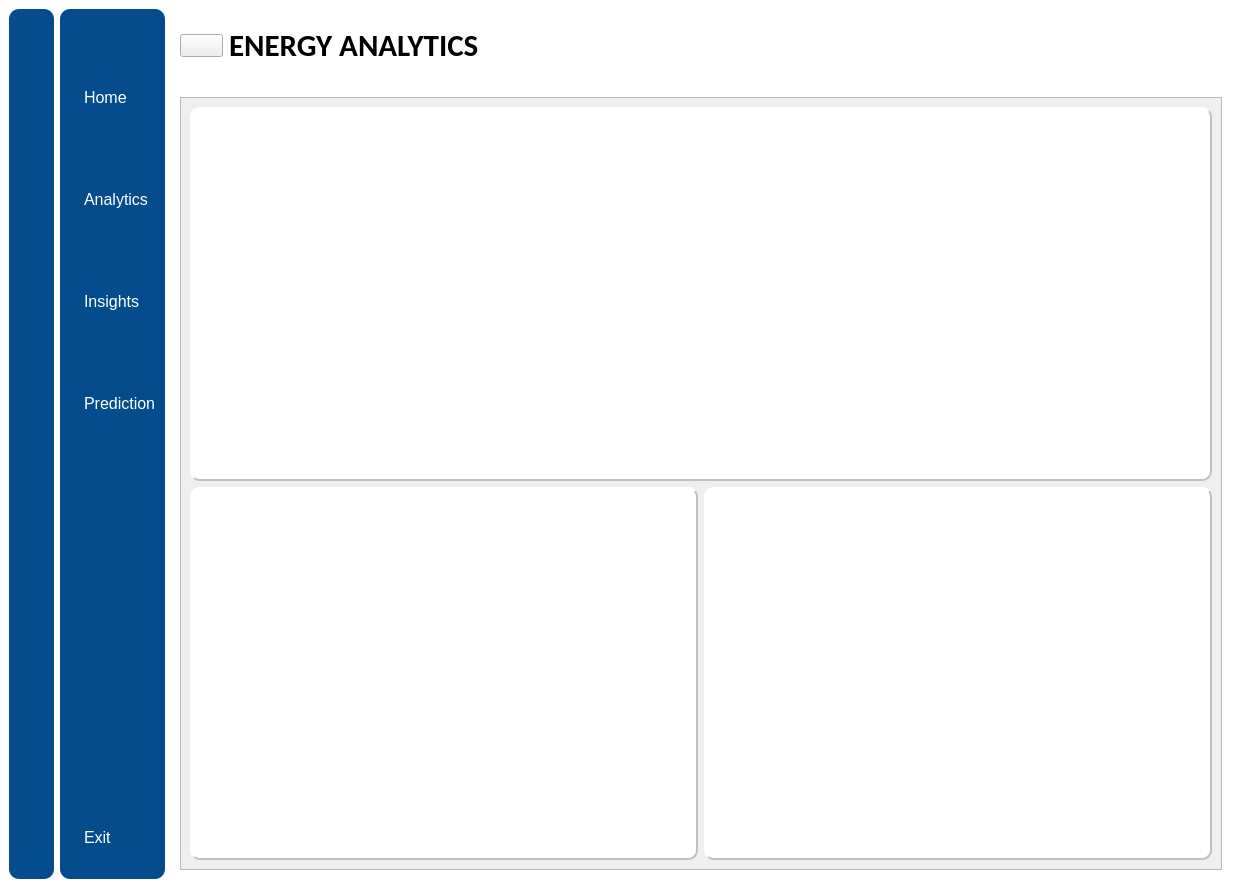
Above: GUI_1.ui from SathwiCh/PGL before the change. Below: the same form after it.
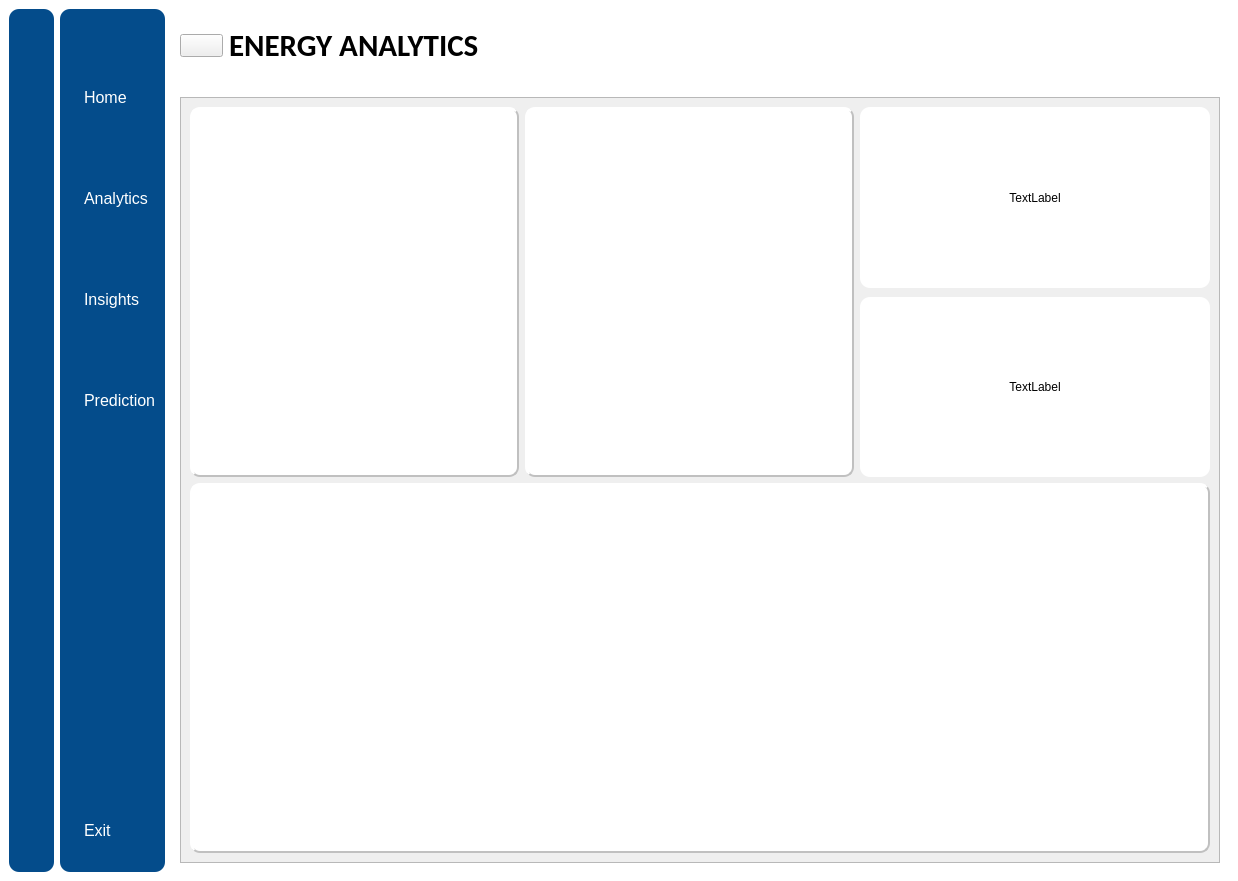
That is the form after the change. The open tabs and pages were chosen to show the change. Icons and pictures are not drawn.

Commit message: Made changes to Home tab

```diff
--- a/GUI_1.ui
+++ b/GUI_1.ui
@@ -6,8 +6,8 @@
    <rect>
     <x>0</x>
     <y>0</y>
-    <width>1240</width>
-    <height>888</height>
+    <width>1238</width>
+    <height>881</height>
    </rect>
   </property>
   <property name="windowTitle">
@@ -173,6 +173,9 @@
             <property name="scaledContents">
              <bool>true</bool>
             </property>
+            <property name="alignment">
+             <set>Qt::AlignJustify|Qt::AlignTop</set>
+            </property>
            </widget>
           </item>
          </layout>
@@ -2603,8 +2606,8 @@
                <rect>
                 <x>0</x>
                 <y>0</y>
-                <width>1013</width>
-                <height>771</height>
+                <width>1011</width>
+                <height>764</height>
                </rect>
               </property>
               <property name="minimumSize">
@@ -2613,33 +2616,15 @@
                 <height>700</height>
                </size>
               </property>
-              <layout class="QVBoxLayout" name="verticalLayout_12">
-               <item>
-                <layout class="QVBoxLayout" name="verticalLayout_8">
+              <layout class="QGridLayout" name="gridLayout_14">
+               <item row="0" column="0">
+                <layout class="QHBoxLayout" name="horizontalLayout_2">
                  <item>
-                  <widget class="QFrame" name="frame">
-                   <property name="styleSheet">
-                    <string notr="true">QFrame#frame {
-    border-radius: 10px;
-    border: 2px solid #c0c0c0;
-    background-color: #ffffff; 
-    border-style: outset;
-}</string>
-                   </property>
-                   <property name="frameShape">
-                    <enum>QFrame::StyledPanel</enum>
-                   </property>
-                   <property name="frameShadow">
-                    <enum>QFrame::Raised</enum>
-                   </property>
-                  </widget>
-                 </item>
-                 <item>
-                  <layout class="QHBoxLayout" name="horizontalLayout_2">
+                  <layout class="QHBoxLayout" name="horizontalLayout_8">
                    <item>
-                    <widget class="QFrame" name="frame_28">
+                    <widget class="QFrame" name="Home_Building_frame">
                      <property name="styleSheet">
-                      <string notr="true">QFrame#frame_28 {
+                      <string notr="true">QFrame#Home_Building_frame {
     border-radius: 10px;
     border: 2px solid #c0c0c0;
     background-color: #ffffff; 
@@ -2655,9 +2640,9 @@
                     </widget>
                    </item>
                    <item>
-                    <widget class="QFrame" name="frame_27">
+                    <widget class="QFrame" name="Home_Pie_frame">
                      <property name="styleSheet">
-                      <string notr="true">QFrame#frame_27
+                      <string notr="true">QFrame#Home_Pie_frame
  {
     border-radius: 10px;
     border: 2px solid #c0c0c0;
@@ -2675,8 +2660,114 @@
                    </item>
                   </layout>
                  </item>
+                 <item>
+                  <layout class="QVBoxLayout" name="verticalLayout_8">
+                   <property name="spacing">
+                    <number>9</number>
+                   </property>
+                   <item>
+                    <widget class="QLabel" name="Home_pf_lb">
+                     <property name="minimumSize">
+                      <size>
+                       <width>50</width>
+                       <height>50</height>
+                      </size>
+                     </property>
+                     <property name="maximumSize">
+                      <size>
+                       <width>350</width>
+                       <height>350</height>
+                      </size>
+                     </property>
+                     <property name="styleSheet">
+                      <string notr="true">background-color: rgb(255, 255, 255);
+font: 75 12pt &quot;MS Shell Dlg 2&quot;;
+border-radius:10px</string>
+                     </property>
+                     <property name="frameShape">
+                      <enum>QFrame::WinPanel</enum>
+                     </property>
+                     <property name="frameShadow">
+                      <enum>QFrame::Raised</enum>
+                     </property>
+                     <property name="text">
+                      <string>TextLabel</string>
+                     </property>
+                     <property name="alignment">
+                      <set>Qt::AlignCenter</set>
+                     </property>
+                    </widget>
+                   </item>
+                   <item>
+                    <widget class="QLabel" name="Home_freq_lb">
+                     <property name="minimumSize">
+                      <size>
+                       <width>50</width>
+                       <height>50</height>
+                      </size>
+                     </property>
+                     <property name="maximumSize">
+                      <size>
+                       <width>350</width>
+                       <height>350</height>
+                      </size>
+                     </property>
+                     <property name="styleSheet">
+                      <string notr="true">background-color: rgb(255, 255, 255);
+font: 75 12pt &quot;MS Shell Dlg 2&quot;;
+border-radius:10px</string>
+                     </property>
+                     <property name="frameShape">
+                      <enum>QFrame::WinPanel</enum>
+                     </property>
+                     <property name="frameShadow">
+                      <enum>QFrame::Raised</enum>
+                     </property>
+                     <property name="text">
+                      <string>TextLabel</string>
+                     </property>
+                     <property name="alignment">
+                      <set>Qt::AlignCenter</set>
+                     </property>
+                    </widget>
+                   </item>
+                  </layout>
+                 </item>
                 </layout>
                </item>
+               <item row="1" column="0">
+                <widget class="QFrame" name="Home_meter_frame">
+                 <property name="enabled">
+                  <bool>true</bool>
+                 </property>
+                 <property name="minimumSize">
+                  <size>
+                   <width>900</width>
+                   <height>200</height>
+                  </size>
+                 </property>
+                 <property name="maximumSize">
+                  <size>
+                   <width>16777215</width>
+                   <height>16777215</height>
+                  </size>
+                 </property>
+                 <property name="styleSheet">
+                  <string notr="true">QFrame#Home_meter_frame {
+    border-radius: 10px;
+    border: 2px solid #c0c0c0;
+    background-color: #ffffff; 
+    border-style: outset;
+}</string>
+                 </property>
+                 <property name="frameShape">
+                  <enum>QFrame::StyledPanel</enum>
+                 </property>
+                 <property name="frameShadow">
+                  <enum>QFrame::Raised</enum>
+                 </property>
+                </widget>
+               </item>
               </layout>
              </widget>
             </widget>
```
Left out of the diff: 526 changed lines with no effect on the pictures. The commit also changes 16 other files.
